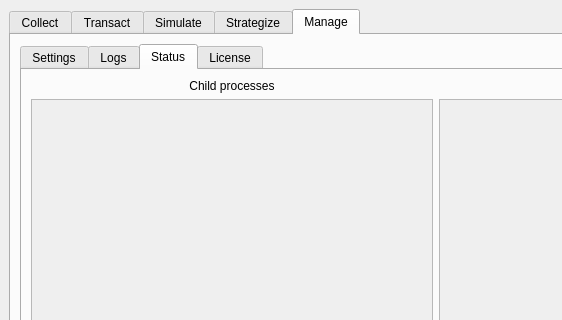
Qt form user_interface.ui (cunarist/solie) before a commit; both pictures show x 0 to 562 and y 0 to 320 of the 1280 by 720 pixel window.
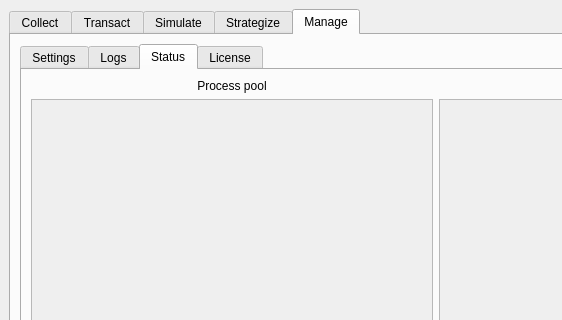
The same form after that commit. The open tabs and pages were chosen to show the change. Icons and pictures are not drawn. Custom widgets are drawn as their Qt base class.

The edit to the form file:
```diff
--- a/user_interface.ui
+++ b/user_interface.ui
@@ -1868,7 +1868,7 @@
               <item row="0" column="0">
                <widget class="QLabel" name="label_37">
                 <property name="text">
-                 <string>Child processes</string>
+                 <string>Process pool</string>
                 </property>
                 <property name="alignment">
                  <set>Qt::AlignCenter</set>
```
